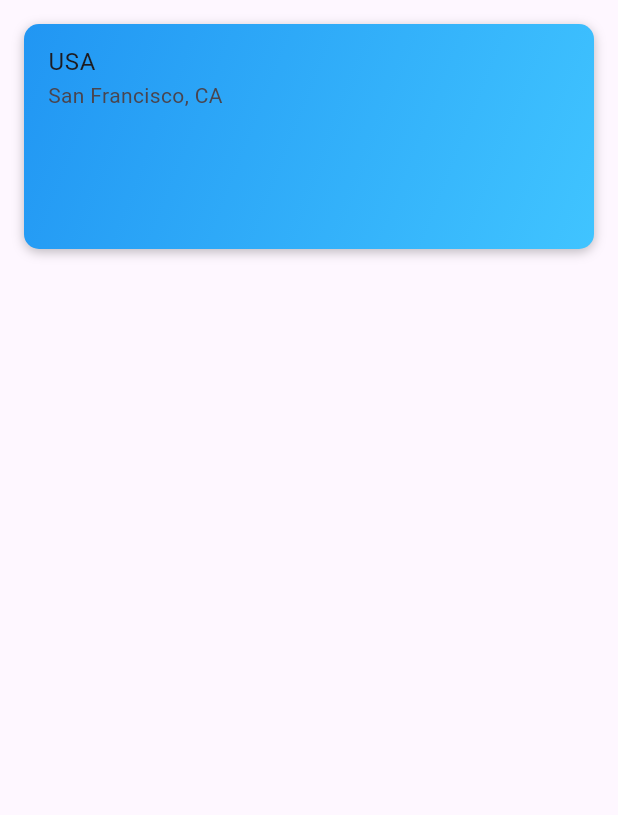
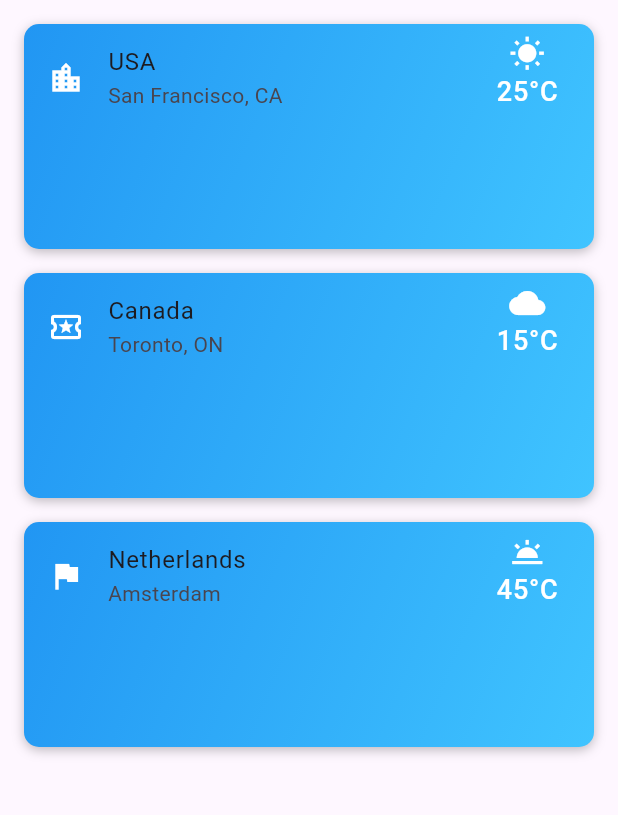
Before and after one commit to nowfal1/simple-weather-app, a Flutter app: the screen it shows after launch, on a phone screen of 412 x 824 dp, the part 84-899 px from its top. Run offline on Flutter 3.47's test engine with Material 3 defaults, Android fonts, the phone set to English and light mode, and no system bars.

Commit message:
Additional List Tile Added

```diff
--- a/lib/pages/home_page.dart
+++ b/lib/pages/home_page.dart
@@ -14,7 +14,9 @@ class home_screen extends StatelessWidget {
 
         body: Padding(
           padding: const EdgeInsets.all(16.0),
-          child: Container(
+          child: Column(
+            children: [
+              Container(
                 width: 400.0,
                 height: 150.0,
                 decoration: BoxDecoration(
@@ -36,7 +38,95 @@ class home_screen extends StatelessWidget {
                 child: ListTile(
                   title: Text('USA'),
                   subtitle: Text('San Francisco, CA'),
+                  leading: Icon(Icons.location_city, color: Colors.white),
+                  trailing: Column(
+                    children: [
+                      Icon(Icons.wb_sunny, color: Colors.white),
+                      Text(
+                        '25°C',
+                        style: TextStyle(color: Colors.white, fontSize: 18.0),
                       ),
+                    ],
+                  ),
+                ),
+              ),
+              const SizedBox(height: 16.0),
+              Container(
+                width: 400.0,
+                height: 150.0,
+                decoration: BoxDecoration(
+                  shape: BoxShape.rectangle,
+                  borderRadius: BorderRadius.circular(10.0),
+                  boxShadow: [
+                    BoxShadow(
+                      color: Colors.black26,
+                      offset: Offset(0, 2),
+                      blurRadius: 6.0,
+                    ),
+                  ],
+                  gradient: LinearGradient(
+                    colors: [Colors.blue, Colors.lightBlueAccent],
+                    begin: Alignment.topLeft,
+                    end: Alignment.bottomRight,
+                  ),
+                ),
+                child: ListTile(
+                  title: Text('Canada'),
+                  subtitle: Text('Toronto, ON'),
+                  leading: Icon(
+                    Icons.local_attraction_outlined,
+                    color: Colors.white,
+                  ),
+                  trailing: Column(
+                    children: [
+                      Icon(Icons.wb_cloudy_sharp, color: Colors.white),
+                      Text(
+                        '15°C',
+                        style: TextStyle(color: Colors.white, fontSize: 18.0),
+                      ),
+                    ],
+                  ),
+                ),
+              ),
+              const SizedBox(height: 16.0),
+              Container(
+                width: 400.0,
+                height: 150.0,
+                decoration: BoxDecoration(
+                  shape: BoxShape.rectangle,
+                  borderRadius: BorderRadius.circular(10.0),
+                  boxShadow: [
+                    BoxShadow(
+                      color: Colors.black26,
+                      offset: Offset(0, 2),
+                      blurRadius: 6.0,
+                    ),
+                  ],
+                  gradient: LinearGradient(
+                    colors: [Colors.blue, Colors.lightBlueAccent],
+                    begin: Alignment.topLeft,
+                    end: Alignment.bottomRight,
+                  ),
+                ),
+                child: ListTile(
+                  title: Text('Netherlands'),
+                  subtitle: Text('Amsterdam'),
+                  leading: Icon(
+                    Icons.flag,
+                    color: Colors.white,
+                  ),
+                  trailing: Column(
+                    children: [
+                      Icon(Icons.wb_twilight_outlined, color: Colors.white),
+                      Text(
+                        '45°C',
+                        style: TextStyle(color: Colors.white, fontSize: 18.0),
+                      ),
+                    ],
+                  ),
+                ),
+              ),
+            ],
           ),
         ),
       ),
--- a/pubspec.yaml
+++ b/pubspec.yaml
@@ -9,6 +9,7 @@ environment:
 dependencies:
   flutter:
     sdk: flutter
+  lottie: ^3.3.1
 
 dev_dependencies:
   flutter_test:
```
Also changed, not shown: pubspec.lock. Lines whose indentation alone changed are shown as unchanged.
